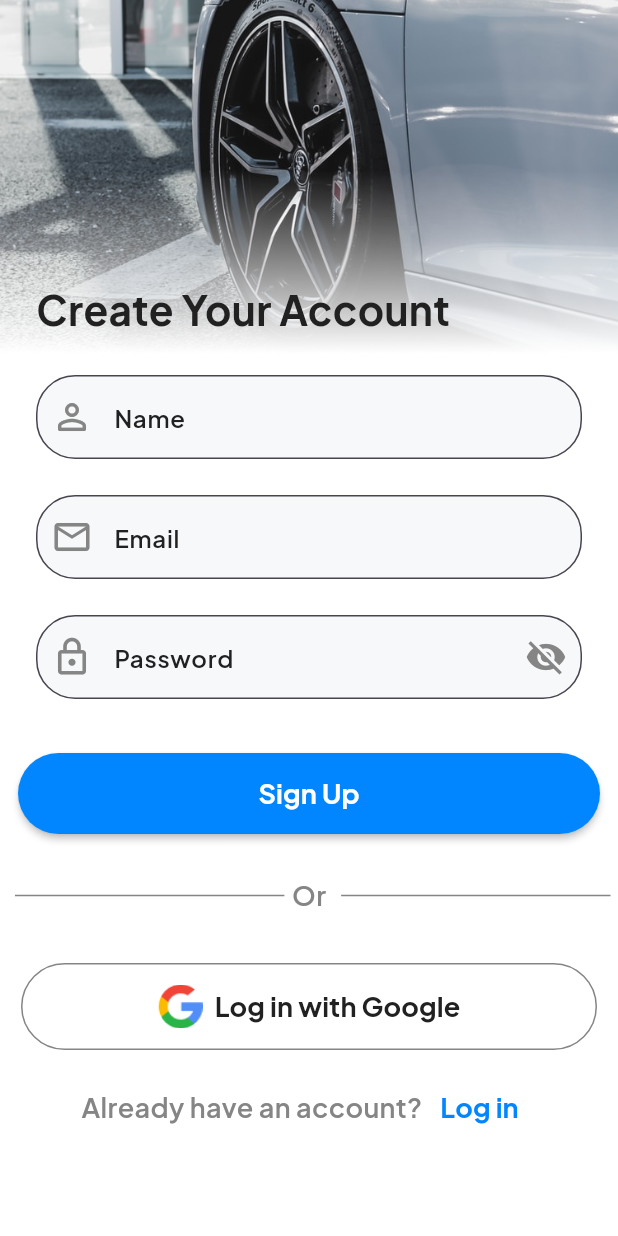
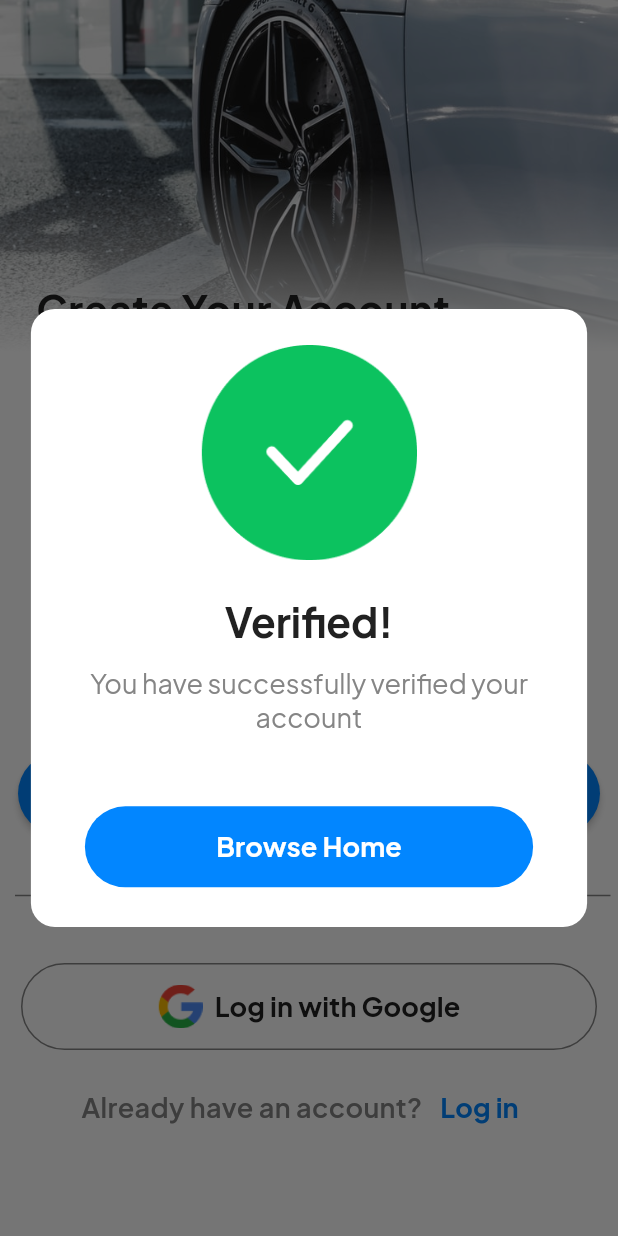
Before and after one commit to Miki0035/flutter_ride_clone, a Flutter app: the SignupScreen screen opened directly, after a tap on "Sign Up", on a phone screen of 412 x 824 dp. Run offline on Flutter 3.47's test engine with Material 3 defaults, Android fonts, the light colour scheme and no system bars; our stand-ins replace carousel_slider, get, smooth_page_indicator.

Commit message:
added the verified modal

```diff
--- /dev/null
+++ b/lib/common/widgets/modals/modal_with_image_title_subtitle.dart
@@ -0,0 +1,70 @@
+import 'package:flutter/material.dart';
+import 'package:get/get.dart';
+import 'package:ride_clone/common/widgets/buttons/button_noicon.dart';
+import 'package:ride_clone/features/home/screens/home.dart';
+import 'package:ride_clone/utils/constants/colors.dart';
+import 'package:ride_clone/utils/constants/sizes.dart';
+import 'package:ride_clone/utils/device/device_utility.dart';
+
+class RModalImageTitleSubtitle extends StatelessWidget {
+  const RModalImageTitleSubtitle({
+    super.key,
+    required this.image,
+    required this.title,
+    required this.subtitle,
+  });
+
+  final String title;
+  final String subtitle;
+  final String image;
+
+  @override
+  Widget build(BuildContext context) {
+    return Padding(
+      padding: const EdgeInsets.all(RSizes.defaultSpace),
+      child: Column(
+        mainAxisAlignment: MainAxisAlignment.center,
+        children: [
+          Image(
+            image: AssetImage(image),
+            width: RDeviceUtility.getSceenWidth() * 0.35,
+          ),
+          const SizedBox(
+            height: RSizes.defaultSpace,
+          ),
+          //Title
+          Text(
+            title,
+            textAlign: TextAlign.center,
+            style: const TextStyle(
+                fontFamily: "PlusJakartaSans",
+                decoration: TextDecoration.none,
+                color: RColors.black,
+                fontWeight: FontWeight.w800,
+                fontSize: RSizes.fontSizeLg * 1.5),
+          ),
+          const SizedBox(
+            height: 12.0,
+          ),
+          // Subtitle
+          Text(
+            subtitle,
+            textAlign: TextAlign.center,
+            style: const TextStyle(
+                color: RColors.grey,
+                fontFamily: "PlusJakartaSans",
+                decoration: TextDecoration.none,
+                fontSize: RSizes.fontSizeLg,
+                fontWeight: FontWeight.normal),
+          ),
+          const SizedBox(
+            height: 12.0,
+          ),
+          RButton(
+              onPressed: () => Get.offAll(() => const HomeScreen()),
+              text: 'Browse Home')
+        ],
+      ),
+    );
+  }
+}
--- a/lib/features/signup/controllers/signup_controller.dart
+++ b/lib/features/signup/controllers/signup_controller.dart
@@ -1,5 +1,6 @@
 import 'package:flutter/material.dart';
 import 'package:get/get.dart';
+import 'package:ride_clone/utils/popups/full_screen_loader.dart';
 
 class SignupController extends GetxController {
   static SignupController get instance => Get.find();
@@ -11,5 +12,15 @@ class SignupController extends GetxController {
   final password = TextEditingController();
 
   void signUpUser() {
+    RFullScreenLoader.openLoadingDialog("Verified", "You have successfully verified your account");
+    // try {
+    // if (!signUpForm.currentState!.validate()) {
+    //   return;
+    // }
+    // } catch (e) {
+    //   print(e);
+    // } finally {
+    //  RFullScreenLoader.stopLoading();
+    // }
   }
 }
--- a/lib/features/signup/screens/widgets/sign_up_form.dart
+++ b/lib/features/signup/screens/widgets/sign_up_form.dart
@@ -1,6 +1,7 @@
 import 'package:flutter/material.dart';
 import 'package:get/get.dart';
 import 'package:ride_clone/features/signup/controllers/signup_controller.dart';
+import 'package:ride_clone/utils/validators/validator.dart';
 
 class RSignUpForm extends StatelessWidget {
   const RSignUpForm({
@@ -19,6 +20,8 @@ class RSignUpForm extends StatelessWidget {
             // User name
             TextFormField(
               controller: controller.username,
+              validator: (value) =>
+                  RValidator.validateEmptyText("username", value),
               decoration: const InputDecoration(
                 prefixIcon: Icon(
                   Icons.person_outline_rounded,
@@ -34,6 +37,8 @@ class RSignUpForm extends StatelessWidget {
             // Email
             TextFormField(
               controller: controller.email,
+              validator: (value) =>
+                  RValidator.validateEmail(value),
               decoration: const InputDecoration(
                 prefixIcon: Icon(
                   Icons.email_outlined,
@@ -51,6 +56,8 @@ class RSignUpForm extends StatelessWidget {
             Obx(
               () => TextFormField(
                 controller: controller.password,
+                validator: (value) =>
+                    RValidator.validatePassword(value),
                 obscureText: controller.hidePassword.value,
                 decoration: InputDecoration(
                   prefixIcon: const Icon(
--- a/lib/utils/constants/colors.dart
+++ b/lib/utils/constants/colors.dart
@@ -9,5 +9,7 @@ class RColors {
   static const Color blue = Color(0xFF0286FF);
   static const Color white = Color(0xFFFFFFFF);
 
+  static const Color darkGrey = Color(0xFF333333);
+
   static const Color textFormFeildFill = Color(0xFFF6F8FA);
 }
--- a/lib/utils/constants/images.dart
+++ b/lib/utils/constants/images.dart
@@ -15,6 +15,8 @@ class RImages {
 
   // Icons
   static const String google = "assets/icons/google.png";
+  static const String out = "assets/icons/out.png";
+
 
 
 
--- /dev/null
+++ b/lib/utils/popups/full_screen_loader.dart
@@ -0,0 +1,37 @@
+import 'package:flutter/material.dart';
+import 'package:get/get.dart';
+import 'package:ride_clone/common/widgets/modals/modal_with_image_title_subtitle.dart';
+import 'package:ride_clone/utils/constants/colors.dart';
+import 'package:ride_clone/utils/constants/images.dart';
+import 'package:ride_clone/utils/device/device_utility.dart';
+
+class RFullScreenLoader {
+  static void openLoadingDialog(String title, String subtitle) {
+    showDialog(
+      context: Get.overlayContext!,
+      barrierDismissible: false,
+      builder: (_) => PopScope(
+        canPop: true,
+        child: Center(
+          child: Container(
+            width: RDeviceUtility.getSceenWidth() * 0.9,
+            height: RDeviceUtility.getScreenHeight() * 0.5,
+            decoration: BoxDecoration(
+              color: RColors.white,
+              borderRadius: BorderRadius.circular(16.0),
+            ),
+            child:
+                const RModalImageTitleSubtitle(
+                    image: RImages.greenCheck,
+                    title: 'Verified!',
+                    subtitle: 'You have successfully verified your account')
+            ),
+          ),
+        ),
+    );
+  }
+
+  static stopLoading() {
+    Navigator.of(Get.overlayContext!).pop();
+  }
+}
--- /dev/null
+++ b/lib/utils/themes/custom_themes/dialog_theme.dart
@@ -0,0 +1,18 @@
+import 'package:flutter/material.dart';
+import 'package:ride_clone/utils/constants/colors.dart';
+import 'package:ride_clone/utils/constants/sizes.dart';
+
+class RDialogTheme {
+  RDialogTheme._();
+
+  // light mode
+  static const lightDialogTheme = DialogTheme(
+      elevation: 0,
+      titleTextStyle: TextStyle(
+          fontFamily: 'PlusJakartaSans',
+          color: RColors.black,
+          fontWeight: FontWeight.w800,
+          fontSize: RSizes.fontSizeLg * 1.5),
+      backgroundColor: Colors.transparent,
+      surfaceTintColor: Colors.transparent);
+}
--- a/lib/utils/themes/theme.dart
+++ b/lib/utils/themes/theme.dart
@@ -1,5 +1,6 @@
 import 'package:flutter/material.dart';
 import 'package:ride_clone/utils/themes/custom_themes/appbar_theme.dart';
+import 'package:ride_clone/utils/themes/custom_themes/dialog_theme.dart';
 import 'package:ride_clone/utils/themes/custom_themes/text_field_theme.dart';
 
 class RAppTheme {
@@ -10,5 +11,6 @@ class RAppTheme {
       fontFamily: 'PlusJakartaSans',
       scaffoldBackgroundColor: Colors.white,
       appBarTheme: RAppBarTheme.lightAppBarTheme,
+      dialogTheme: RDialogTheme.lightDialogTheme,
       inputDecorationTheme: RTextFieldTheme.lightInputDecorationTheme);
 }
```
Also changed, not shown: lib/features/home/screens/home.dart (added, +37 -0 lines), lib/utils/validators/validator.dart (+45 -0 lines).
